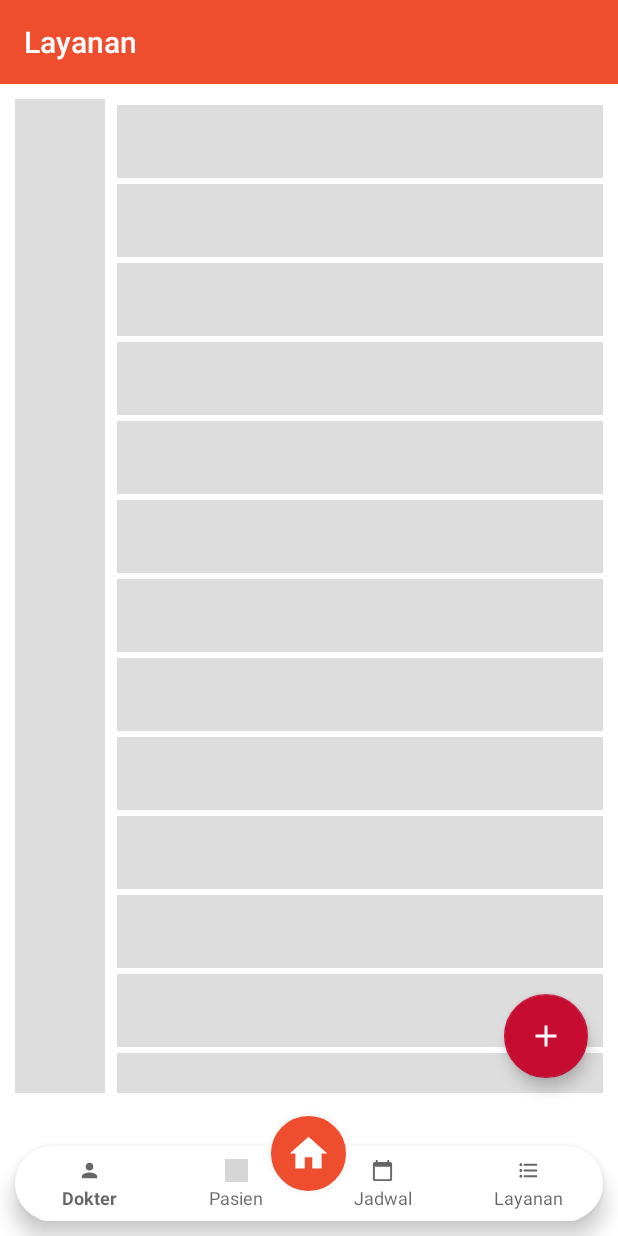
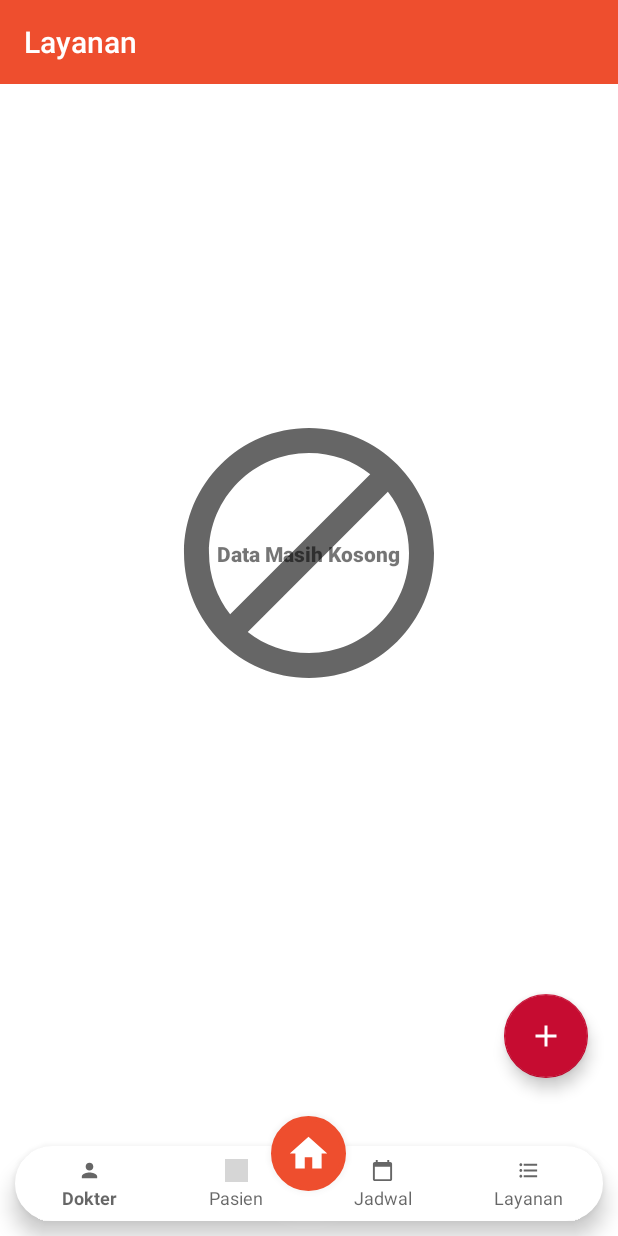
Before and after one commit to dodysitorus/mdc_client_app, an Android app: the fragment ServiceFragment placed in its activity, on a phone screen of 412 x 824 dp. Run offline under Robolectric (Android 15) with nearby library versions, the light colour scheme and no system bars; our stand-ins replace Shimmer; 4 statements that could not run were skipped; grey boxes are pictures that could not be loaded.

Commit message:
add empty data layout

```diff
--- /dev/null
+++ b/app/src/main/res/drawable/ic_baseline_block_24.xml
@@ -0,0 +1,10 @@
+<vector xmlns:android="http://schemas.android.com/apk/res/android"
+    android:width="24dp"
+    android:height="24dp"
+    android:viewportWidth="24"
+    android:viewportHeight="24"
+    android:tint="?attr/colorControlNormal">
+  <path
+      android:fillColor="@android:color/white"
+      android:pathData="M12,2C6.48,2 2,6.48 2,12s4.48,10 10,10 10,-4.48 10,-10S17.52,2 12,2zM4,12c0,-4.42 3.58,-8 8,-8 1.85,0 3.55,0.63 4.9,1.69L5.69,16.9C4.63,15.55 4,13.85 4,12zM12,20c-1.85,0 -3.55,-0.63 -4.9,-1.69L18.31,7.1C19.37,8.45 20,10.15 20,12c0,4.42 -3.58,8 -8,8z"/>
+</vector>
--- a/app/src/main/res/layout/fragment_doctor.xml
+++ b/app/src/main/res/layout/fragment_doctor.xml
@@ -11,6 +11,8 @@
         android:layout_width="match_parent"
         android:layout_height="wrap_content"
         layout="@layout/toolbar"/>
+
+
 
     <RelativeLayout
         android:layout_below="@+id/ll_toolbar"
--- a/app/src/main/res/layout/fragment_service.xml
+++ b/app/src/main/res/layout/fragment_service.xml
@@ -11,7 +11,22 @@
         android:layout_height="wrap_content"
         layout="@layout/toolbar"/>
 
+    <include
+        android:visibility="gone"
+        android:layout_width="wrap_content"
+        android:layout_height="wrap_content"
+        android:layout_centerVertical="true"
+        android:layout_centerHorizontal="true"
+        layout="@layout/error_layout"/>
+
+    <include
+        layout="@layout/no_data_layout"
+        android:layout_width="wrap_content"
+        android:layout_height="wrap_content"
+        android:layout_centerInParent="true" />
+
     <com.facebook.shimmer.ShimmerFrameLayout
+        android:visibility="gone"
         android:id="@+id/shimmerLayout"
         android:layout_margin="10dp"
         android:layout_below="@+id/ll_toolbar"
--- /dev/null
+++ b/app/src/main/res/layout/no_data_layout.xml
@@ -0,0 +1,25 @@
+<?xml version="1.0" encoding="utf-8"?>
+<RelativeLayout xmlns:android="http://schemas.android.com/apk/res/android"
+    android:layout_width="match_parent"
+    android:layout_height="match_parent">
+
+    <ImageView
+        android:id="@+id/img_empty"
+        android:layout_width="200dp"
+        android:layout_height="200dp"
+        android:layout_centerHorizontal="true"
+        android:layout_centerVertical="true"
+        android:src="@drawable/ic_baseline_block_24"/>
+
+    <TextView
+        android:layout_width="wrap_content"
+        android:layout_height="wrap_content"
+        android:text="Data Masih Kosong"
+        android:layout_below="@+id/img_empty"
+        android:layout_centerInParent="true"
+        android:fontFamily="sans-serif-black"
+        android:textSize="14sp"
+
+        />
+
+</RelativeLayout>
```
Also changed, not shown: app/src/main/res/layout/error_layout.xml (+20 -1 lines), app/src/main/res/drawable/error_connection.png (added).
